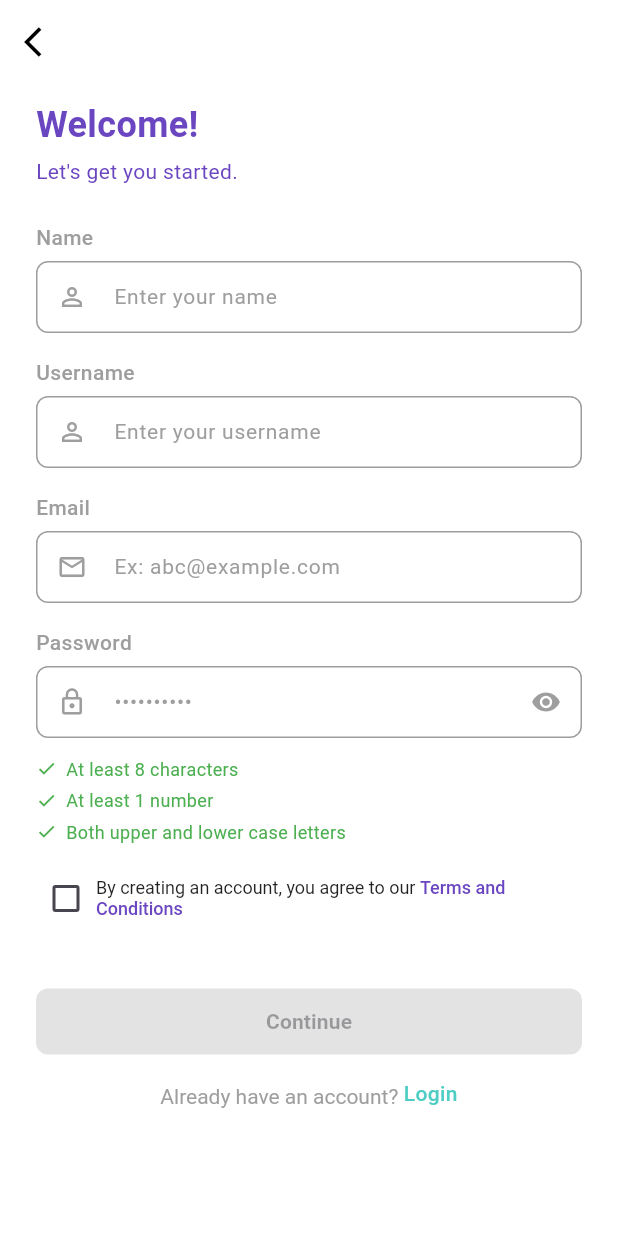
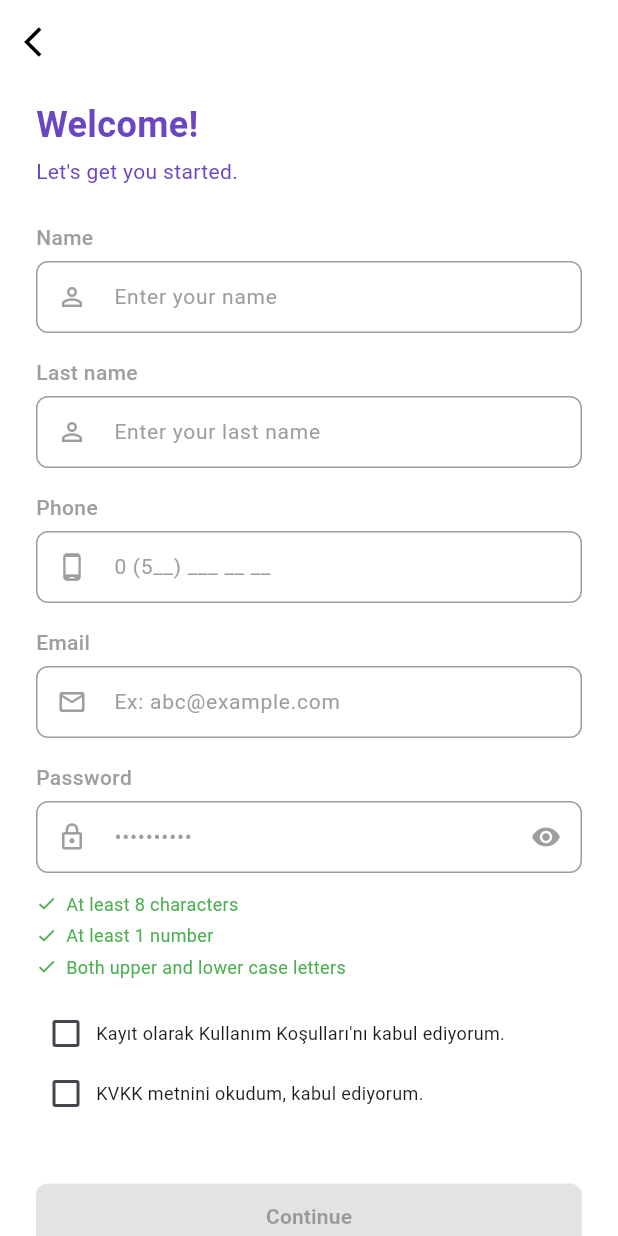
Before and after one commit to aligencturk/pet_social, a Flutter app: the RegisterScreen screen opened by its route, on a phone screen of 412 x 824 dp. Run offline on Flutter 3.47's test engine with Material 3 defaults, Android fonts, the light colour scheme and no system bars; our stand-ins replace logger.

Commit message:
Register screen updated with new fields for last name and phone number. Integrated logger for improved error handling and added loading state during registration. Updated dependencies in pubspec.yaml and pubspec.lock for http and logger packages.

```diff
--- /dev/null
+++ b/lib/services/auth_service.dart
@@ -0,0 +1,89 @@
+import 'dart:io';
+
+import 'package:logger/logger.dart';
+
+import 'api_client.dart';
+
+class AuthService {
+  AuthService({ApiClient? apiClient, Logger? logger})
+    : _api = apiClient ?? ApiClient(),
+      _logger = logger ?? Logger();
+
+  final ApiClient _api;
+  final Logger _logger;
+
+  Future<RegisterResponse> register({
+    required String userFirstname,
+    required String userLastname,
+    required String userEmail,
+    required String userPhone,
+    required String userPassword,
+    required bool policy,
+    required bool kvkk,
+  }) async {
+    final Map<String, dynamic> payload = {
+      'userFirstname': userFirstname,
+      'userLastname': userLastname,
+      'userEmail': userEmail,
+      'userPhone': userPhone,
+      'userPassword': userPassword,
+      'version': '1.0.0',
+      'platform': Platform.isIOS ? 'ios' : 'android',
+      'policy': policy,
+      'kvkk': kvkk,
+    };
+
+    final Map<String, dynamic> json = await _api.postJson(
+      'service/auth/register',
+      payload,
+    );
+
+    _logger.i('register response parsed');
+    return RegisterResponse.fromJson(json);
+  }
+}
+
+class RegisterResponse {
+  RegisterResponse({
+    required this.error,
+    required this.success,
+    required this.successMessage,
+    required this.data,
+  });
+
+  final bool error;
+  final bool success;
+  final String? successMessage;
+  final RegisterData? data;
+
+  factory RegisterResponse.fromJson(Map<String, dynamic> json) {
+    return RegisterResponse(
+      error: json['error'] == true,
+      success: json['success'] == true,
+      successMessage: json['success_message'] as String?,
+      data: json['data'] is Map<String, dynamic>
+          ? RegisterData.fromJson(json['data'] as Map<String, dynamic>)
+          : null,
+    );
+  }
+}
+
+class RegisterData {
+  RegisterData({
+    required this.userId,
+    required this.userToken,
+    required this.codeToken,
+  });
+
+  final int? userId;
+  final String? userToken;
+  final String? codeToken;
+
+  factory RegisterData.fromJson(Map<String, dynamic> json) {
+    return RegisterData(
+      userId: (json['userID'] as num?)?.toInt(),
+      userToken: json['userToken'] as String?,
+      codeToken: json['codeToken'] as String?,
+    );
+  }
+}
--- /dev/null
+++ b/lib/services/config.dart
@@ -0,0 +1,5 @@
+// Dikkat: Gerçek projede bu bilgileri kodda tutmayın. Ortam değişkenleri
+// veya --dart-define kullanın. Geçici geliştirme amaçlı eklenmiştir.
+
+const String basicAuthUsername = 'PS5BULs2IC4HJN2nlvp9c5ysBpyMRD';
+const String basicAuthPassword = 'vRP4tPlAqm3tm2I17I1EI3PHFc95s0';
--- a/lib/view/auth/register_screen.dart
+++ b/lib/view/auth/register_screen.dart
@@ -1,4 +1,7 @@
 import 'package:flutter/material.dart';
+import 'package:logger/logger.dart';
+import 'package:flutter/services.dart';
+import '../../services/auth_service.dart';
 
 class RegisterScreen extends StatefulWidget {
   const RegisterScreen({super.key});
@@ -9,17 +12,24 @@ class RegisterScreen extends StatefulWidget {
 
 class _RegisterScreenState extends State<RegisterScreen> {
   final _nameController = TextEditingController();
-  final _usernameController = TextEditingController();
+  final _lastnameController = TextEditingController();
   final _emailController = TextEditingController();
+  final _phoneController = TextEditingController();
   final _passwordController = TextEditingController();
   bool _isPasswordVisible = false;
   bool _agreeToTerms = false;
+  bool _agreeToKvkk = false;
+  bool _loading = false;
+
+  final _logger = Logger();
+  final _auth = AuthService();
 
   @override
   void dispose() {
     _nameController.dispose();
-    _usernameController.dispose();
+    _lastnameController.dispose();
     _emailController.dispose();
+    _phoneController.dispose();
     _passwordController.dispose();
     super.dispose();
   }
@@ -78,8 +88,15 @@ class _RegisterScreenState extends State<RegisterScreen> {
                 decoration: InputDecoration(
                   hintText: 'Enter your name',
                   hintStyle: const TextStyle(color: Colors.grey, fontSize: 14),
-                  prefixIcon: const Icon(Icons.person_outline, color: Colors.grey, size: 20),
-                  contentPadding: const EdgeInsets.symmetric(horizontal: 12, vertical: 12),
+                  prefixIcon: const Icon(
+                    Icons.person_outline,
+                    color: Colors.grey,
+                    size: 20,
+                  ),
+                  contentPadding: const EdgeInsets.symmetric(
+                    horizontal: 12,
+                    vertical: 12,
+                  ),
                   border: OutlineInputBorder(
                     borderRadius: BorderRadius.circular(8),
                     borderSide: const BorderSide(color: Colors.grey),
@@ -95,9 +112,9 @@ class _RegisterScreenState extends State<RegisterScreen> {
                 ),
               ),
               const SizedBox(height: 16),
-              // Username alanı
+              // Soyisim alanı
               const Text(
-                'Username',
+                'Last name',
                 style: TextStyle(
                   fontSize: 14,
                   fontWeight: FontWeight.w500,
@@ -106,13 +123,64 @@ class _RegisterScreenState extends State<RegisterScreen> {
               ),
               const SizedBox(height: 6),
               TextField(
-                controller: _usernameController,
+                controller: _lastnameController,
                 style: const TextStyle(fontSize: 14),
                 decoration: InputDecoration(
-                  hintText: 'Enter your username',
+                  hintText: 'Enter your last name',
                   hintStyle: const TextStyle(color: Colors.grey, fontSize: 14),
-                  prefixIcon: const Icon(Icons.person_outline, color: Colors.grey, size: 20),
-                  contentPadding: const EdgeInsets.symmetric(horizontal: 12, vertical: 12),
+                  prefixIcon: const Icon(
+                    Icons.person_outline,
+                    color: Colors.grey,
+                    size: 20,
+                  ),
+                  contentPadding: const EdgeInsets.symmetric(
+                    horizontal: 12,
+                    vertical: 12,
+                  ),
+                  border: OutlineInputBorder(
+                    borderRadius: BorderRadius.circular(8),
+                    borderSide: const BorderSide(color: Colors.grey),
+                  ),
+                  enabledBorder: OutlineInputBorder(
+                    borderRadius: BorderRadius.circular(8),
+                    borderSide: const BorderSide(color: Colors.grey),
+                  ),
+                  focusedBorder: OutlineInputBorder(
+                    borderRadius: BorderRadius.circular(8),
+                    borderSide: const BorderSide(color: Color(0xFF6B46C1)),
+                  ),
+                ),
+              ),
+              const SizedBox(height: 16),
+              // Telefon alanı
+              const Text(
+                'Phone',
+                style: TextStyle(
+                  fontSize: 14,
+                  fontWeight: FontWeight.w500,
+                  color: Colors.grey,
+                ),
+              ),
+              const SizedBox(height: 6),
+              TextField(
+                controller: _phoneController,
+                keyboardType: TextInputType.phone,
+                inputFormatters: [
+                  FilteringTextInputFormatter.allow(RegExp(r'[0-9()\s-]')),
+                ],
+                style: const TextStyle(fontSize: 14),
+                decoration: InputDecoration(
+                  hintText: '0 (5__) ___ __ __',
+                  hintStyle: const TextStyle(color: Colors.grey, fontSize: 14),
+                  prefixIcon: const Icon(
+                    Icons.phone_android,
+                    color: Colors.grey,
+                    size: 20,
+                  ),
+                  contentPadding: const EdgeInsets.symmetric(
+                    horizontal: 12,
+                    vertical: 12,
+                  ),
                   border: OutlineInputBorder(
                     borderRadius: BorderRadius.circular(8),
                     borderSide: const BorderSide(color: Colors.grey),
@@ -145,8 +213,15 @@ class _RegisterScreenState extends State<RegisterScreen> {
                 decoration: InputDecoration(
                   hintText: 'Ex: abc@example.com',
                   hintStyle: const TextStyle(color: Colors.grey, fontSize: 14),
-                  prefixIcon: const Icon(Icons.email_outlined, color: Colors.grey, size: 20),
-                  contentPadding: const EdgeInsets.symmetric(horizontal: 12, vertical: 12),
+                  prefixIcon: const Icon(
+                    Icons.email_outlined,
+                    color: Colors.grey,
+                    size: 20,
+                  ),
+                  contentPadding: const EdgeInsets.symmetric(
+                    horizontal: 12,
+                    vertical: 12,
+                  ),
                   border: OutlineInputBorder(
                     borderRadius: BorderRadius.circular(8),
                     borderSide: const BorderSide(color: Colors.grey),
@@ -179,10 +254,16 @@ class _RegisterScreenState extends State<RegisterScreen> {
                 decoration: InputDecoration(
                   hintText: '••••••••••',
                   hintStyle: const TextStyle(color: Colors.grey, fontSize: 14),
-                  prefixIcon: const Icon(Icons.lock_outline, color: Colors.grey, size: 20),
+                  prefixIcon: const Icon(
+                    Icons.lock_outline,
+                    color: Colors.grey,
+                    size: 20,
+                  ),
                   suffixIcon: IconButton(
                     icon: Icon(
-                      _isPasswordVisible ? Icons.visibility_off : Icons.visibility,
+                      _isPasswordVisible
+                          ? Icons.visibility_off
+                          : Icons.visibility,
                       color: Colors.grey,
                       size: 20,
                     ),
@@ -192,7 +273,10 @@ class _RegisterScreenState extends State<RegisterScreen> {
                       });
                     },
                   ),
-                  contentPadding: const EdgeInsets.symmetric(horizontal: 12, vertical: 12),
+                  contentPadding: const EdgeInsets.symmetric(
+                    horizontal: 12,
+                    vertical: 12,
+                  ),
                   border: OutlineInputBorder(
                     borderRadius: BorderRadius.circular(8),
                     borderSide: const BorderSide(color: Colors.grey),
@@ -224,21 +308,30 @@ class _RegisterScreenState extends State<RegisterScreen> {
                     activeColor: const Color(0xFF6B46C1),
                     materialTapTargetSize: MaterialTapTargetSize.shrinkWrap,
                   ),
-                  Expanded(
-                    child: RichText(
-                      text: TextSpan(
-                        style: const TextStyle(fontSize: 12, color: Colors.black87),
-                        children: [
-                          const TextSpan(text: 'By creating an account, you agree to our '),
-                          TextSpan(
-                            text: 'Terms and Conditions',
-                            style: const TextStyle(
-                              color: Color(0xFF6B46C1),
-                              fontWeight: FontWeight.w500,
+                  const Expanded(
+                    child: Text(
+                      'Kayıt olarak Kullanım Koşulları\'nı kabul ediyorum.',
+                      style: TextStyle(fontSize: 12),
                     ),
                   ),
                 ],
               ),
+              Row(
+                children: [
+                  Checkbox(
+                    value: _agreeToKvkk,
+                    onChanged: (value) {
+                      setState(() {
+                        _agreeToKvkk = value ?? false;
+                      });
+                    },
+                    activeColor: const Color(0xFF6B46C1),
+                    materialTapTargetSize: MaterialTapTargetSize.shrinkWrap,
+                  ),
+                  const Expanded(
+                    child: Text(
+                      'KVKK metnini okudum, kabul ediyorum.',
+                      style: TextStyle(fontSize: 12),
                     ),
                   ),
                 ],
@@ -249,10 +342,9 @@ class _RegisterScreenState extends State<RegisterScreen> {
                 width: double.infinity,
                 height: 44,
                 child: ElevatedButton(
-                  onPressed: _agreeToTerms ? () {
-                    // Register işlemi - Interests ekranına yönlendir
-                    Navigator.pushReplacementNamed(context, '/interests');
-                  } : null,
+                  onPressed: (_agreeToTerms && _agreeToKvkk && !_loading)
+                      ? _onRegisterPressed
+                      : null,
                   style: ElevatedButton.styleFrom(
                     backgroundColor: const Color(0xFFFF6B35), // Turuncu
                     foregroundColor: Colors.white,
@@ -261,7 +353,16 @@ class _RegisterScreenState extends State<RegisterScreen> {
                     ),
                     elevation: 0,
                   ),
-                  child: const Text(
+                  child: _loading
+                      ? const SizedBox(
+                          width: 18,
+                          height: 18,
+                          child: CircularProgressIndicator(
+                            strokeWidth: 2,
+                            color: Colors.white,
+                          ),
+                        )
+                      : const Text(
                           'Continue',
                           style: TextStyle(
                             fontSize: 14,
@@ -323,20 +424,78 @@ class _RegisterScreenState extends State<RegisterScreen> {
   Widget _buildRequirementItem(String text) {
     return Row(
       children: [
-        const Icon(
-          Icons.check,
-          color: Colors.green,
-          size: 14,
-        ),
+        const Icon(Icons.check, color: Colors.green, size: 14),
         const SizedBox(width: 6),
-        Text(
-          text,
-          style: const TextStyle(
-            color: Colors.green,
-            fontSize: 12,
-          ),
-        ),
+        Text(text, style: const TextStyle(color: Colors.green, fontSize: 12)),
       ],
     );
   }
+
+  Future<void> _onRegisterPressed() async {
+    final firstName = _nameController.text.trim();
+    final lastName = _lastnameController.text.trim();
+    final email = _emailController.text.trim();
+    final phone = _phoneController.text.trim();
+    final password = _passwordController.text;
+
+    if (firstName.isEmpty ||
+        lastName.isEmpty ||
+        email.isEmpty ||
+        password.isEmpty) {
+      ScaffoldMessenger.of(context).showSnackBar(
+        const SnackBar(content: Text('Lütfen tüm alanları doldurun.')),
+      );
+      return;
     }
+
+    setState(() {
+      _loading = true;
+    });
+    try {
+      final resp = await _auth.register(
+        userFirstname: firstName,
+        userLastname: lastName,
+        userEmail: email,
+        userPhone: phone,
+        userPassword: password,
+        policy: _agreeToTerms,
+        kvkk: _agreeToKvkk,
+      );
+      if (resp.success) {
+        _logger.i('Kayıt başarılı');
+        if (mounted) {
+          ScaffoldMessenger.of(context).showSnackBar(
+            SnackBar(content: Text(resp.successMessage ?? 'Kayıt başarılı.')),
+          );
+          Navigator.pushReplacementNamed(context, '/interests');
+        }
+      } else {
+        _logger.w('Kayıt başarısız');
+        if (mounted) {
+          ScaffoldMessenger.of(context).showSnackBar(
+            const SnackBar(
+              content: Text(
+                'Kayıt başarısız. Lütfen bilgilerinizi kontrol edin.',
+              ),
+            ),
+          );
+        }
+      }
+    } catch (e) {
+      _logger.e('Kayıt hatası', error: e);
+      if (mounted) {
+        ScaffoldMessenger.of(context).showSnackBar(
+          const SnackBar(
+            content: Text('Bir hata oluştu. Lütfen tekrar deneyin.'),
+          ),
+        );
+      }
+    } finally {
+      if (mounted) {
+        setState(() {
+          _loading = false;
+        });
+      }
+    }
+  }
+}
--- a/pubspec.yaml
+++ b/pubspec.yaml
@@ -34,6 +34,8 @@ dependencies:
   # The following adds the Cupertino Icons font to your application.
   # Use with the CupertinoIcons class for iOS style icons.
   cupertino_icons: ^1.0.8
+  http: ^1.2.2
+  logger: ^2.4.0
 
 dev_dependencies:
   flutter_test:
```
Also changed, not shown: lib/services/api_client.dart (added, +52 -0 lines), pubspec.lock. Lines whose indentation alone changed are shown as unchanged.
